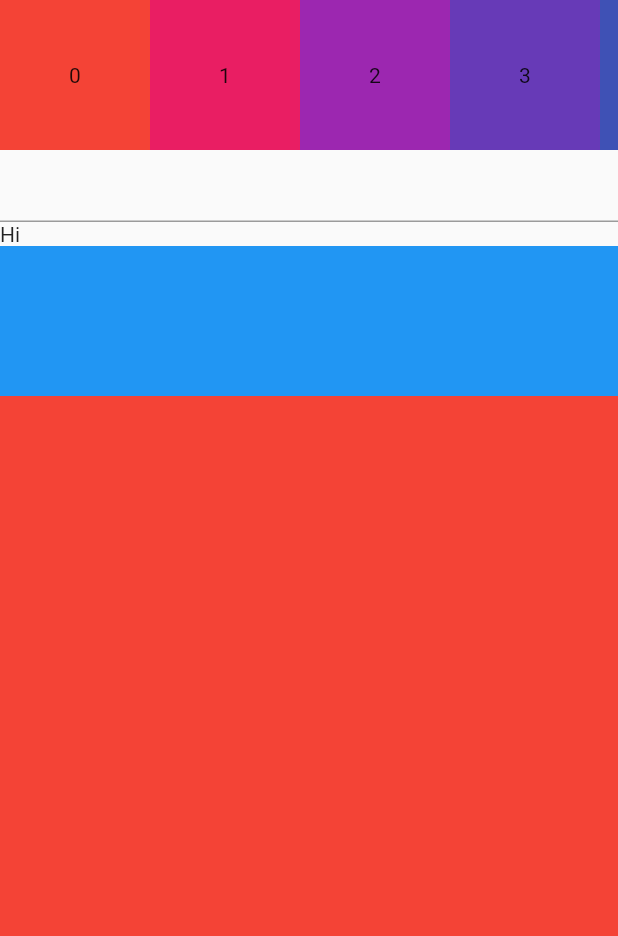
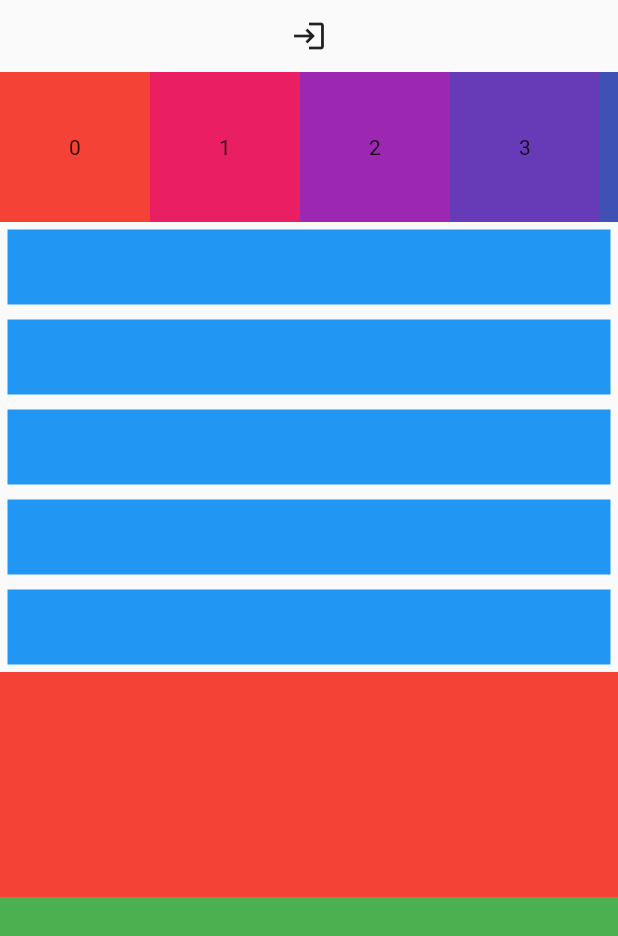
Before and after one commit to Miguel0328/flutter_social, a Flutter app: the screen it shows after launch, on a phone screen of 412 x 824 dp. Shown: the top 936 px of the screen. Run offline on Flutter 3.47's test engine with Material 2 defaults, Android fonts, the phone set to English and light mode, and no system bars.

Commit message:
[Feat] ListView Widget => First steps (factories)

```diff
--- a/lib/widgets/list_view.dart
+++ b/lib/widgets/list_view.dart
@@ -1,4 +1,5 @@
 import 'package:flutter/material.dart';
+import 'package:flutter_social/widgets/list_view_builder.dart';
 
 class MyListView extends StatelessWidget {
   const MyListView({super.key});
@@ -7,8 +8,17 @@ class MyListView extends StatelessWidget {
   Widget build(BuildContext context) {
     return Scaffold(
       body: SafeArea(
-        child: Column(
+        child: ListView(
           children: [
+            IconButton(
+              onPressed: () {
+                final route = MaterialPageRoute(builder: (_) {
+                  return const MyListViewBuilder();
+                });
+                Navigator.push(context, route);
+              },
+              icon: const Icon(Icons.login),
+            ),
             SizedBox(
               height: 100,
               child: ListView(
@@ -25,31 +35,24 @@ class MyListView extends StatelessWidget {
                 ),
               ),
             ),
-            Expanded(
-              child: ListView(
-                keyboardDismissBehavior:
-                    ScrollViewKeyboardDismissBehavior.onDrag,
-                children: [
-                  const TextField(),
-                  const Text("Hi"),
-                  Container(
-                    height: 100,
+            ListView(
+              shrinkWrap: true,
+              children: List.generate(
+                5,
+                (index) => Container(
+                  margin: const EdgeInsets.all(5),
                   color: Colors.blue,
+                  height: 50,
+                ),
+              ),
             ),
             Container(
-                    height: 600,
               color: Colors.red,
+              height: 150,
             ),
             Container(
-                    height: 600,
               color: Colors.green,
-                  ),
-                  Container(
-                    height: 600,
-                    color: Colors.yellow,
-                  ),
-                ],
-              ),
+              height: 450,
             ),
           ],
         ),
```
Also changed, not shown: lib/widgets/list_view_builder.dart (added, +37 -0 lines). Lines whose indentation alone changed are shown as unchanged.
